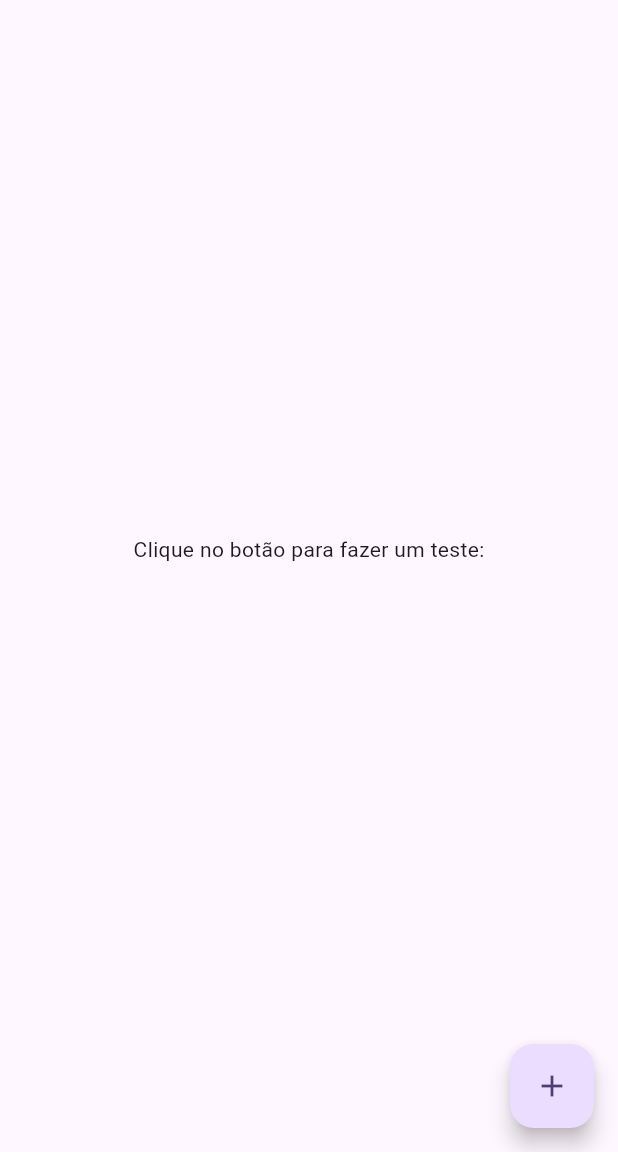
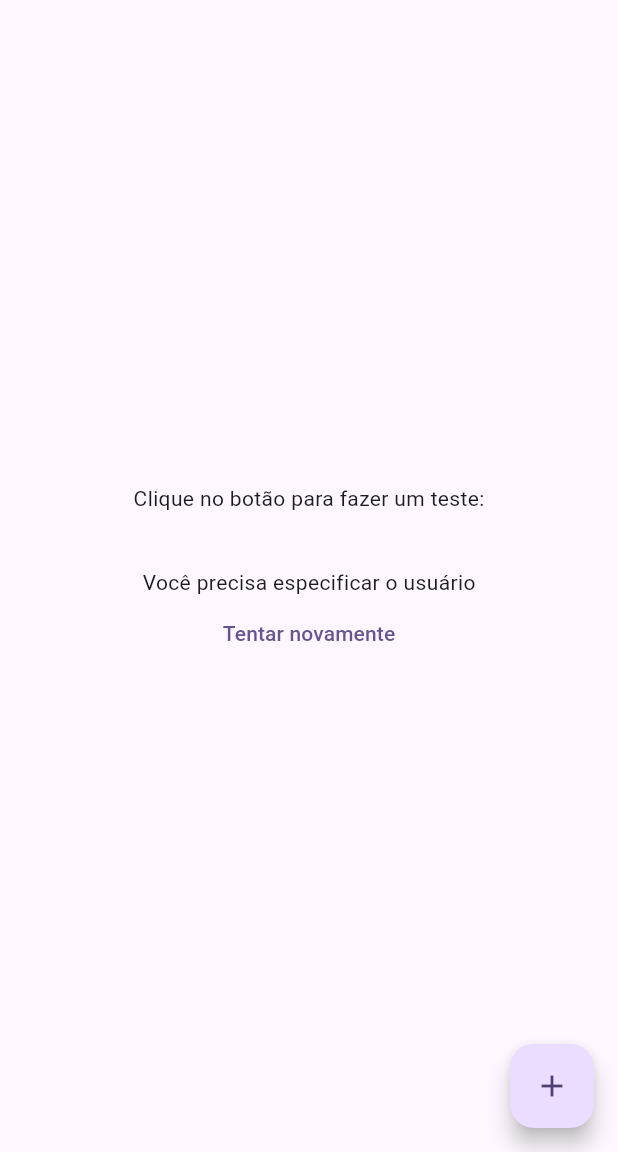
Before and after one commit to strawti-apps/strautils, a Flutter app: the screen it shows after launch, on a phone screen of 412 x 824 dp, the part 84-1236 px from its top. Run offline on Flutter 3.47's test engine with Material 3 defaults, Android fonts, the phone set to English and light mode, and no system bars.

````diff
--- a/example/lib/main.dart
+++ b/example/lib/main.dart
@@ -1,5 +1,8 @@
 import 'package:example/repositories/login_repository.dart';
 import 'package:flutter/material.dart';
+import 'package:strawti_utils/strawti_utils.dart';
+
+import 'repositories/products_repository.dart';
 
 void main() {
   runApp(const MyApp());
@@ -73,6 +76,54 @@ class _MyHomePageState extends State<MyHomePage> {
               message,
               style: Theme.of(context).textTheme.headlineMedium,
             ),
+            StrautilsResponseFutureBuilder(
+              futureResponse: ProductsRepository().getAllProducts(),
+              // Opcional
+              errorBuilder: (
+                context,
+                error,
+                message,
+                isResponseError,
+                tryAgain,
+              ) {
+                return Column(
+                  children: [
+                    Text("$message => $error"),
+                    TextButton(
+                      onPressed: tryAgain,
+                      child: const Text("Tentar novamente"),
+                    ),
+                  ],
+                );
+              },
+              // Opcional
+              loadingBuilder: (context) => const CircularProgressIndicator(),
+              // Opcional
+              warningBuilder: (context, message, tryAgain) {
+                return Column(
+                  children: [
+                    Text(message),
+                    TextButton(
+                      onPressed: tryAgain,
+                      child: const Text("Tentar novamente"),
+                    ),
+                  ],
+                );
+              },
+              // Opcional
+              emptyBuilder: (context) => const Text("Sem produtos"),
+              // Requerido
+              builder: (context, products) {
+                return ListView.builder(
+                  itemCount: products.length,
+                  itemBuilder: (context, index) {
+                    return ListTile(
+                      title: Text(products[index]),
+                    );
+                  },
+                );
+              },
+            ),
           ],
         ),
       ),
--- a/example/lib/repositories/login_repository.dart
+++ b/example/lib/repositories/login_repository.dart
@@ -1,6 +1,6 @@
 import 'package:strawti_utils/strawti_utils.dart';
 
-class LoginRepository extends StrawtiUtisTryThis {
+class LoginRepository extends StrautilsTryThis {
   FStrautilsResponse<String> login(String email, String password) async {
     return tryThis(
       () async {
--- /dev/null
+++ b/example/lib/repositories/products_repository.dart
@@ -0,0 +1,34 @@
+import 'dart:io';
+
+import 'package:strawti_utils/strawti_utils.dart';
+
+class ProductsRepository extends StrautilsTryThis {
+  FStrautilsResponse<List<String>> getAllProducts() async {
+    return tryThis(
+      () async {
+        var data = [1, 2, 3, 5];
+        data.shuffle();
+
+        if (data.first == 1) {
+          return StrautilsResponse.error(
+            "Uma mensagem de erro retornada da API",
+          );
+        }
+
+        if (data.first == 2) {
+          return StrautilsResponse.warning(
+            "Você precisa especificar o usuário",
+          );
+        }
+
+        if (data.first == 3) {
+          throw const SocketException("Sem internet");
+        }
+
+        return StrautilsResponse.success([""]);
+      },
+      tryAgain: () => getAllProducts(),
+      action: 'Buscar produtos',
+    );
+  }
+}
--- a/lib/src/infra/errors/try_this.dart
+++ b/lib/src/infra/errors/try_this.dart
@@ -6,7 +6,7 @@ import 'package:strawti_utils/src/infra/models/response_model.dart';
 
 typedef TryThisFunction<T> = FStrautilsResponse<T> Function();
 
-/// StrawtiUtisTryThis é uma interface para ser utilizada principalmente
+/// StrautilsTryThis é uma interface para ser utilizada principalmente
 /// em Repositórios.
 /// [TryThisFunction] é FStrautilsResponse<T> Function().
 /// [callback] é o que você deseja executar.
@@ -15,7 +15,7 @@ typedef TryThisFunction<T> = FStrautilsResponse<T> Function();
 /// Caso queira uma nova tentativa, implemente o [tryAgain].
 /// Exemplo:
 /// ```dart
-/// class LoginRepository extends StrawtiUtisTryThis {
+/// class LoginRepository extends StrautilsTryThis {
 ///   FStrautilsResponse<UserModel> login(String email, String password) {
 ///      return await tryThis(() {
 ///          ...
@@ -30,7 +30,7 @@ typedef TryThisFunction<T> = FStrautilsResponse<T> Function();
 /// [SocketException], [NoSuchMethodError], [TimeoutException] e [FormatException].
 /// Caso o [onCatch] for null, um [StrautilsResponse.error] é retornado por padrão.
 /// As mensagens retornadas são definidas em [StrautilsDefaultErrors].
-abstract class StrawtiUtisTryThis {
+abstract class StrautilsTryThis {
   FStrautilsResponse<T> tryThis<T>(
     TryThisFunction<T> callback, {
     TryThisFunction<T>? onCatch,
--- a/lib/src/infra/models/response_model.dart
+++ b/lib/src/infra/models/response_model.dart
@@ -34,7 +34,7 @@ final class StrautilsResponse<T> {
   ///    }
   /// }
   /// ```
-  final Future<StrautilsResponse<T>> Function() tryAgain;
+  final FStrautilsResponse<T> Function() tryAgain;
 
   /// status é [StrautilsResponseTypes.success].
   bool get success => status == StrautilsResponseTypes.success;
@@ -111,4 +111,9 @@ final class StrautilsResponse<T> {
       },
     );
   }
+
+  @override
+  String toString() {
+    return "StrautilsResponse(message: $message, status: $status, data: $data)";
+  }
 }
--- /dev/null
+++ b/lib/src/widgets/response_future_builder.dart
@@ -0,0 +1,140 @@
+import 'dart:developer';
+
+import 'package:flutter/material.dart';
+import 'package:strawti_utils/src/infra/models/response_model.dart';
+
+class StrautilsResponseFutureBuilder<T> extends StatefulWidget {
+  const StrautilsResponseFutureBuilder({
+    super.key,
+    required this.futureResponse,
+    required this.builder,
+    this.loadingBuilder,
+    this.emptyBuilder,
+    this.errorBuilder,
+    this.warningBuilder,
+  });
+
+  final FStrautilsResponse<T> futureResponse;
+  final Widget Function(BuildContext context, T data) builder;
+  final Widget Function(BuildContext context)? loadingBuilder;
+  final Widget Function(BuildContext context)? emptyBuilder;
+
+  final Widget Function(
+    BuildContext context,
+    Object? error,
+    String message,
+    bool isResponseError,
+    void Function() tryAgain,
+  )? errorBuilder;
+
+  final Widget Function(
+    BuildContext context,
+    String message,
+    void Function() tryAgain,
+  )? warningBuilder;
+
+  @override
+  State<StrautilsResponseFutureBuilder<T>> createState() =>
+      _ResponseFutureBuilderState<T>();
+}
+
+class _ResponseFutureBuilderState<T>
+    extends State<StrautilsResponseFutureBuilder<T>> {
+  Future<StrautilsResponse<T>>? future;
+
+  @override
+  void initState() {
+    future = widget.futureResponse;
+    super.initState();
+  }
+
+  int attempts = 1;
+  void tryAgain(
+    Future<StrautilsResponse<T>> Function()? callback,
+  ) {
+    future = callback != null ? callback() : widget.futureResponse;
+
+    attempts += 1;
+    setState(() {});
+    log("attempts: $attempts");
+  }
+
+  @override
+  Widget build(BuildContext context) {
+    return FutureBuilder<StrautilsResponse<T>>(
+      key: Key('$attempts'),
+      future: future,
+      builder: (context, snapshot) {
+        switch (snapshot.connectionState) {
+          case ConnectionState.none:
+          case ConnectionState.waiting:
+            if (widget.loadingBuilder != null) {
+              return widget.loadingBuilder!(context);
+            }
+
+            return CircularProgressIndicator();
+          case ConnectionState.active:
+          case ConnectionState.done:
+            if (snapshot.hasError) {
+              if (widget.errorBuilder != null) {
+                return widget.errorBuilder!(
+                  context,
+                  snapshot.error,
+                  "Ocorreu um erro interno!",
+                  false,
+                  () => tryAgain(null),
+                );
+              }
+
+              log(
+                "Iternal Error: ${snapshot.error}",
+                name: "ResponseFutureBuilder",
+              );
+              return Text("Ocorreu um erro interno!");
+            }
+
+            var response = snapshot.data!;
+            if (response.error) {
+              if (widget.errorBuilder != null) {
+                return widget.errorBuilder!(
+                  context,
+                  snapshot.error,
+                  response.message,
+                  true,
+                  () => tryAgain(response.tryAgain),
+                );
+              }
+
+              log("Response Error: $response", name: "ResponseFutureBuilder");
+              return Text(response.message);
+            }
+
+            if (response.warning) {
+              if (widget.warningBuilder != null) {
+                return widget.warningBuilder!(
+                  context,
+                  response.message,
+                  () => tryAgain(response.tryAgain),
+                );
+              }
+
+              log("Response Warning: $response", name: "ResponseFutureBuilder");
+              return Text(response.message);
+            }
+
+            if (response.data == null ||
+                response.data == [] ||
+                response.data == '') {
+              if (widget.emptyBuilder != null) {
+                return widget.emptyBuilder!(context);
+              }
+
+              return Text("Nada para mostrar!");
+            }
+
+            return widget.builder(context, response.data as T);
+        }
+      },
+    );
+  }
+}
--- a/lib/strawti_utils.dart
+++ b/lib/strawti_utils.dart
@@ -7,3 +7,6 @@ export 'src/infra/models/response_model.dart';
 
 // Others
 export 'src/others/ternary_clean.dart';
+
+// Widgets
+export 'src/widgets/response_future_builder.dart';
--- a/pubspec.yaml
+++ b/pubspec.yaml
@@ -8,6 +8,10 @@ environment:
 
 # Add regular dependencies here.
 dependencies:
+
+  flutter:
+    sdk: flutter
+
   # path: ^1.8.0
 
 dev_dependencies:
````
